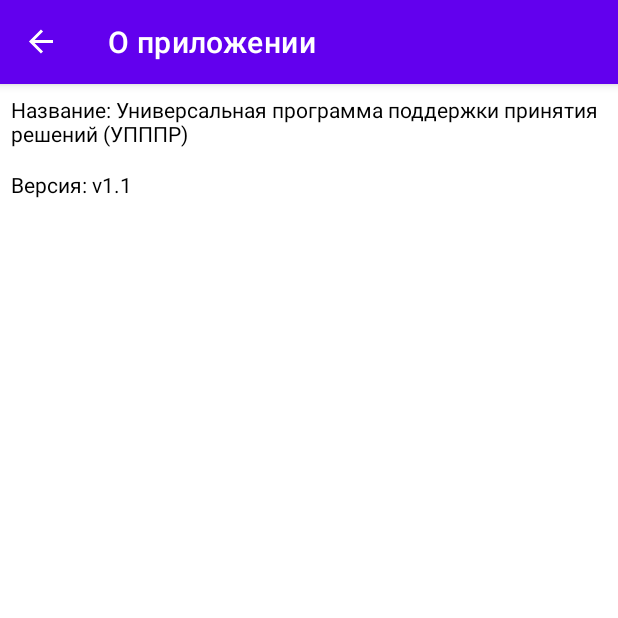
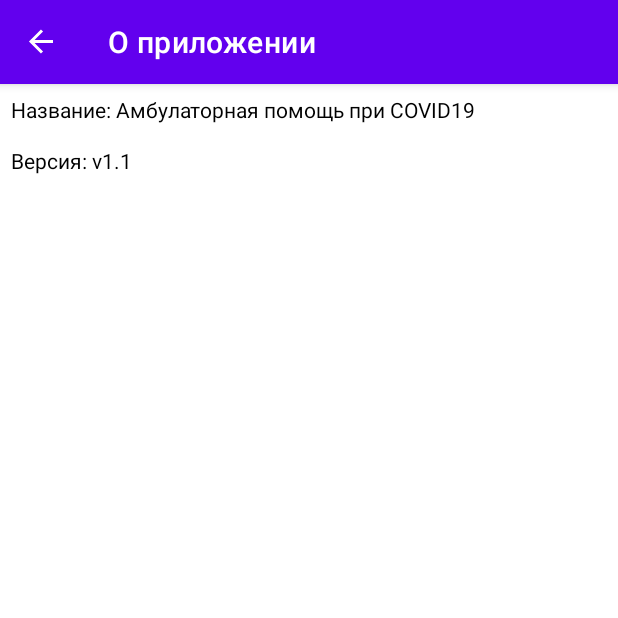
Before and after one commit to DovletBegenjev/UDSP, an Android app: the AboutFragment screen opened through its navigation route, on a phone screen of 412 x 824 dp, the top half of it. Run offline under Robolectric (Android 15) with nearby library versions, the phone set to English and light mode, and no system bars; our stand-ins replace navigation-ui.

Commit message:
Name of the app changed

```diff
--- a/app/src/main/res/navigation/navigation_graph.xml
+++ b/app/src/main/res/navigation/navigation_graph.xml
@@ -8,7 +8,7 @@
     <fragment
         android:id="@+id/welcomeFragment"
         android:name="com.example.udsp.WelcomeFragment"
-        android:label="Универсальная программа поддержки принятия решений"
+        android:label="Амбулаторная помощь при COVID19"
         tools:layout="@layout/fragment_welcome">
         <action
             android:id="@+id/action_welcomeFragment_to_questionsFragment"
--- a/app/src/main/res/values/strings.xml
+++ b/app/src/main/res/values/strings.xml
@@ -1,16 +1,16 @@
 <resources>
-    <string name="app_name">УПППР</string>
+    <string name="app_name">Амбулаторная помощь при COVID19</string>
     <!-- TODO: Remove or change this placeholder text -->
     <string name="hello_blank_fragment">Hello blank fragment</string>
     <string name="yes_button">Да</string>
     <string name="no_button">Нет</string>
     <string name="result_button">Рекомендации</string>
     <string name="back_button">Назад</string>
-    <string name="app_name_title">Универсальная программа поддержки принятия решений</string>
+    <string name="app_name_title">Амбулаторная помощь при COVID19</string>
 
     <!--  About fragment  -->
     <string name="about_title">О приложении</string>
-    <string name="about_name">Название: Универсальная программа поддержки принятия решений (УПППР)</string>
+    <string name="about_name">Название: Амбулаторная помощь при COVID19</string>
     <string name="about_version">Версия: v1.1</string>
 
     <!--  Instructions fragment  -->
```
